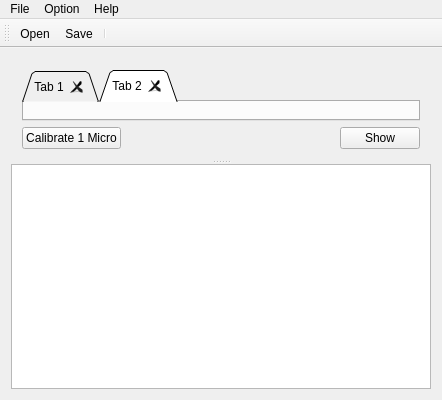
First picture: the form in mainwindow.ui, repository dare5421/MasterMeasure, before the edit.
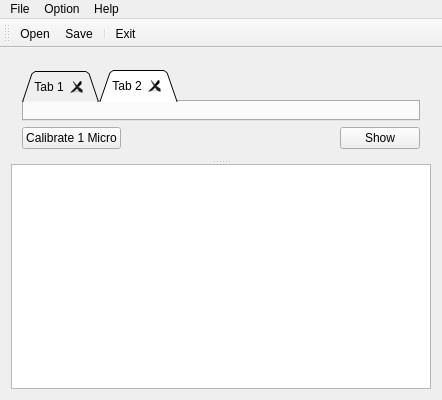
Second picture: the form after the edit. Icons and pictures are not drawn.

Commit message: add exit icon to toolbar

```diff
--- a/mainwindow.ui
+++ b/mainwindow.ui
@@ -158,6 +158,7 @@
    <addaction name="actionOpen"/>
    <addaction name="actionSave"/>
    <addaction name="separator"/>
+   <addaction name="actionExit"/>
   </widget>
   <action name="actionOpen">
    <property name="icon">
```
The commit also changes 1 other file.
